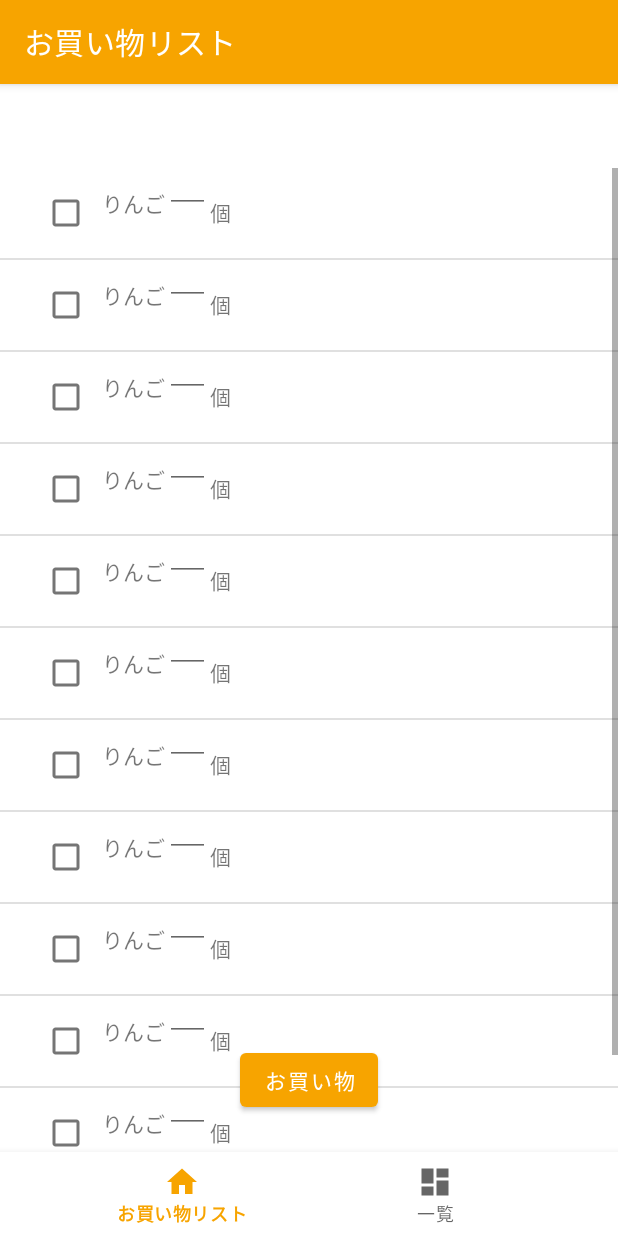
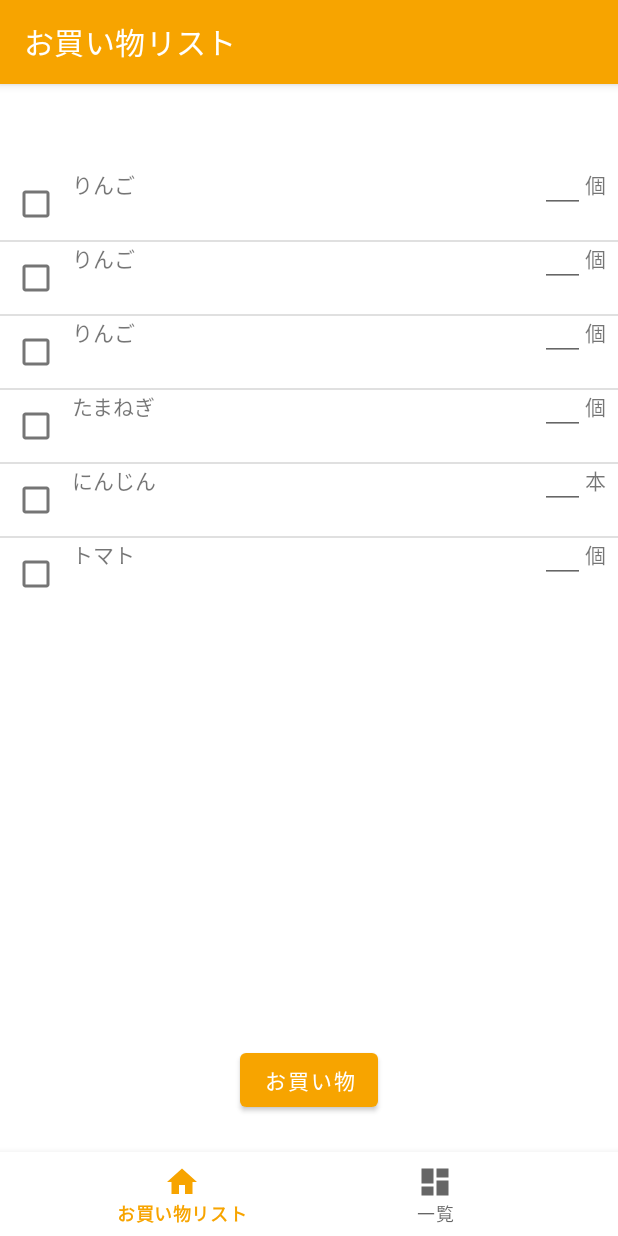
Before and after one commit to KousukeArai/ShoppingList, an Android app: the screen it shows after launch (MainActivity), after a tap on "お買い物", on a phone screen of 412 x 824 dp. Run offline under Robolectric (Android 15) with nearby library versions, the phone set to English and light mode, and no system bars; our stand-ins replace navigation-ui.

Commit message:
レイアウトの修正

```diff
--- a/app/src/main/java/com/websarva/wings/android/myapplication3/MainActivity.java
+++ b/app/src/main/java/com/websarva/wings/android/myapplication3/MainActivity.java
@@ -63,53 +63,53 @@ public class MainActivity extends AppCompatActivity {
         map.put("check", false);
         list.add(map);
 
-        map = new HashMap<>();
-        map.put("name", "りんご");
-        map.put("unit", "個");
-        map.put("check", false);
-        list.add(map);
-
-        map = new HashMap<>();
-        map.put("name", "りんご");
-        map.put("unit", "個");
-        map.put("check", false);
-        list.add(map);
-
-        map = new HashMap<>();
-        map.put("name", "りんご");
-        map.put("unit", "個");
-        map.put("check", false);
-        list.add(map);
-
-        map = new HashMap<>();
-        map.put("name", "りんご");
-        map.put("unit", "個");
-        map.put("check", false);
-        list.add(map);
-
-        map = new HashMap<>();
-        map.put("name", "りんご");
-        map.put("unit", "個");
-        map.put("check", false);
-        list.add(map);
-
-        map = new HashMap<>();
-        map.put("name", "りんご");
-        map.put("unit", "個");
-        map.put("check", false);
-        list.add(map);
-
-        map = new HashMap<>();
-        map.put("name", "りんご");
-        map.put("unit", "個");
-        map.put("check", false);
-        list.add(map);
-
-        map = new HashMap<>();
-        map.put("name", "りんご");
-        map.put("unit", "個");
-        map.put("check", false);
-        list.add(map);
+//        map = new HashMap<>();
+//        map.put("name", "りんご");
+//        map.put("unit", "個");
+//        map.put("check", false);
+//        list.add(map);
+//
+//        map = new HashMap<>();
+//        map.put("name", "りんご");
+//        map.put("unit", "個");
+//        map.put("check", false);
+//        list.add(map);
+//
+//        map = new HashMap<>();
+//        map.put("name", "りんご");
+//        map.put("unit", "個");
+//        map.put("check", false);
+//        list.add(map);
+//
+//        map = new HashMap<>();
+//        map.put("name", "りんご");
+//        map.put("unit", "個");
+//        map.put("check", false);
+//        list.add(map);
+//
+//        map = new HashMap<>();
+//        map.put("name", "りんご");
+//        map.put("unit", "個");
+//        map.put("check", false);
+//        list.add(map);
+//
+//        map = new HashMap<>();
+//        map.put("name", "りんご");
+//        map.put("unit", "個");
+//        map.put("check", false);
+//        list.add(map);
+//
+//        map = new HashMap<>();
+//        map.put("name", "りんご");
+//        map.put("unit", "個");
+//        map.put("check", false);
+//        list.add(map);
+//
+//        map = new HashMap<>();
+//        map.put("name", "りんご");
+//        map.put("unit", "個");
+//        map.put("check", false);
+//        list.add(map);
 
         map = new HashMap<>();
         map.put("name", "たまねぎ");
--- a/app/src/main/java/com/websarva/wings/android/myapplication3/ui/home/HomeFragment.java
+++ b/app/src/main/java/com/websarva/wings/android/myapplication3/ui/home/HomeFragment.java
@@ -51,8 +51,6 @@ public class HomeFragment extends Fragment {
                 list, R.layout.list, FROM, TO);
         lvBuyList.setAdapter(adapter);
 
-
-
         // イベント
         lvBuyList.setOnItemClickListener(new AdapterView.OnItemClickListener() {
             @Override
@@ -64,21 +62,20 @@ public class HomeFragment extends Fragment {
             @Override
             public void onClick(View v) {
 
-                // リストビューのチェック状態をログに出力する
-                ListView lv = view.findViewById(R.id.lvBuyList);
-                List<Integer> checked_list = new ArrayList<>();
-                int cnt = lv.getCount();
-                for (int i = 0; i < cnt; i++) {
-                    MyAdapter adapter = (MyAdapter) lv.getAdapter();
-                    checked_list.add(i);
-                    if (adapter.checkList.get(i)) {
-                        // 削除
-                        list.remove(i);
-                        cnt--;
-                    }
-                }
-                // 更新
-                adapter.notifyDataSetChanged();
+//                // リストビューのチェック状態を確認し、チェックのあるものを削除
+//                ListView lv = view.findViewById(R.id.lvBuyList);
+//                List<Integer> checked_list = new ArrayList<>();
+//                int cnt = lv.getCount();
+//                for (int i = 0; i < cnt; i++) {
+//                    MyAdapter adapter = (MyAdapter) lv.getAdapter();
+//                    checked_list.add(i);
+//                    if (adapter.checkList.get(i)) {
+//                        list.remove(i);
+//                        cnt--;
+//                    }
+//                }
+//                // 更新
+//                adapter.notifyDataSetChanged();
 
             }
         });
--- a/app/src/main/res/layout/list.xml
+++ b/app/src/main/res/layout/list.xml
@@ -1,6 +1,8 @@
 <?xml version="1.0" encoding="utf-8"?>
-<LinearLayout
+<androidx.constraintlayout.widget.ConstraintLayout
     xmlns:android="http://schemas.android.com/apk/res/android"
+    xmlns:app="http://schemas.android.com/apk/res-auto"
+    xmlns:tools="http://schemas.android.com/tools"
     android:orientation="horizontal"
     android:layout_width="match_parent"
     android:layout_height="match_parent"
@@ -11,25 +13,34 @@
         android:id="@+id/checkBox"
         android:layout_width="wrap_content"
         android:layout_height="wrap_content"
-        android:layout_marginBottom="6dp"
-        android:layout_marginLeft="20dp"
-        android:layout_marginTop="6dp" />
+        app:layout_constraintStart_toStartOf="parent"
+        app:layout_constraintTop_toTopOf="parent" />
 
     <TextView
         android:id="@+id/textView"
         android:layout_width="wrap_content"
-        android:layout_height="wrap_content" />
+        android:layout_height="wrap_content"
+        android:text="商品名"
+        app:layout_constraintStart_toEndOf="@+id/checkBox"
+        tools:layout_editor_absoluteY="0dp" />
 
     <EditText
         android:layout_width="30dp"
-        android:layout_height="30dp"/>
-
+        android:layout_height="30dp"
+        app:layout_constraintEnd_toStartOf="@+id/textView2"
+        android:maxLength="4"
+        android:maxLines="1"
+        android:inputType="number"
+        tools:layout_editor_absoluteY="0dp" />
 
     <TextView
         android:id="@+id/textView2"
         android:layout_width="wrap_content"
         android:layout_height="wrap_content"
-        android:layout_marginTop="6dp"
+        android:layout_marginEnd="8dp"
+        android:layout_marginRight="8dp"
         android:layout_weight="1"
-        android:text="TextView" />
-</LinearLayout>
+        android:text="単位"
+        app:layout_constraintEnd_toEndOf="parent"
+        tools:layout_editor_absoluteY="0dp" />
+</androidx.constraintlayout.widget.ConstraintLayout>
--- a/app/src/main/res/values/strings.xml
+++ b/app/src/main/res/values/strings.xml
@@ -1,5 +1,5 @@
 <resources>
-    <string name="app_name">My Application</string>
+    <string name="app_name">お買い物メモ</string>
     <string name="title_shoppingList">お買い物リスト</string>
     <string name="title_db">一覧</string>
 </resources>
```
